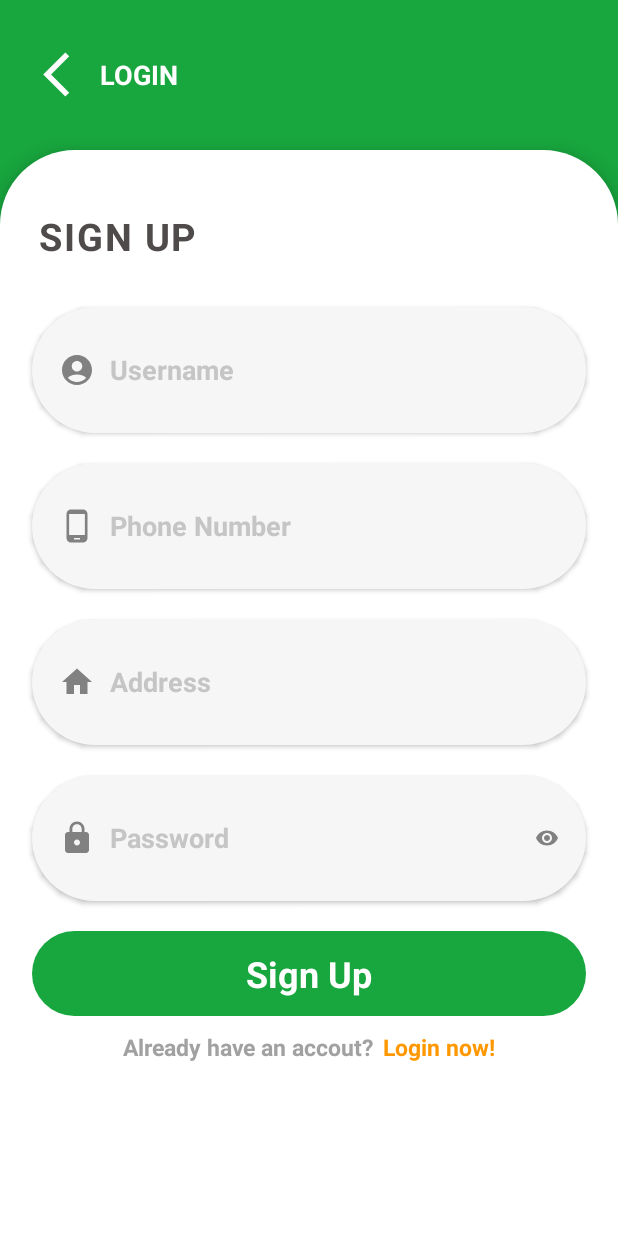
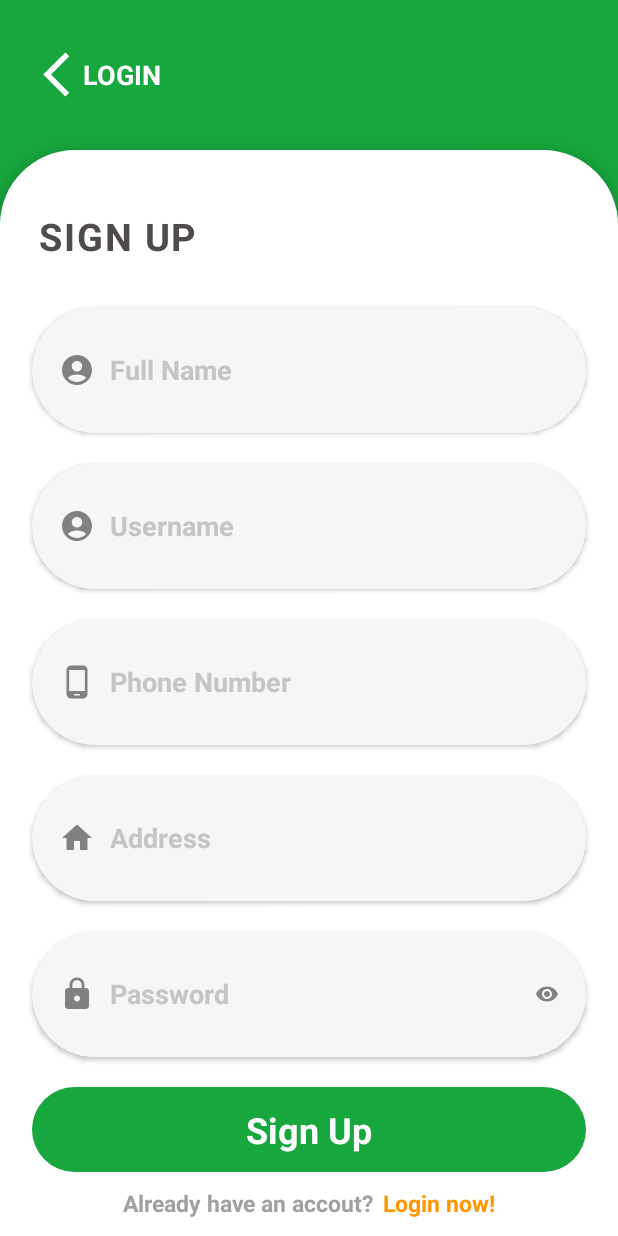
Before and after one commit to MinhPhucNguyen/AndroidProject_FoodDelivery, an Android app: the screen it shows after launch (LoginActivity), after a tap on "Sign up", on a phone screen of 412 x 824 dp. Run offline under Robolectric (Android 15) with nearby library versions, the phone set to English and light mode, and no system bars.

Commit message:
Up code login fix

```diff
--- a/app/src/main/AndroidManifest.xml
+++ b/app/src/main/AndroidManifest.xml
@@ -12,7 +12,9 @@
         android:supportsRtl="true"
         android:theme="@style/Theme.LoginScreen"
         tools:targetApi="31">
-
+        <activity
+            android:name=".Activity.GettingStartedActivity"
+            android:exported="false" />
         <activity
             android:name=".Activity.CartActivity"
             android:exported="false" />
@@ -22,7 +24,7 @@
         <activity
             android:name=".Activity.MainActivity"
             android:exported="true"
-            android:windowSoftInputMode="stateHidden"/>
+            android:windowSoftInputMode="stateHidden" />
         <activity
             android:name=".Activity.LoginActivity"
             android:exported="true"
--- a/app/src/main/res/layout/activity_cart.xml
+++ b/app/src/main/res/layout/activity_cart.xml
@@ -121,6 +121,7 @@
                             android:orientation="vertical">
 
                             <TextView
+                                android:id="@+id/cartUsername"
                                 android:layout_width="wrap_content"
                                 android:layout_height="wrap_content"
                                 android:text="Nguyen Minh Phuc"
--- a/app/src/main/res/layout/activity_login.xml
+++ b/app/src/main/res/layout/activity_login.xml
@@ -4,8 +4,8 @@
     xmlns:tools="http://schemas.android.com/tools"
     android:layout_width="match_parent"
     android:layout_height="match_parent"
-    tools:context=".Activity.LoginActivity"
-    android:background="@color/green">
+    android:background="@color/green"
+    tools:context=".Activity.LoginActivity">
 
 
     <LinearLayout
@@ -23,24 +23,31 @@
             android:id="@+id/backHomeBtn"
             android:layout_width="wrap_content"
             android:layout_height="match_parent"
-            android:textColor="@color/white"
-            android:text=""
-            android:textSize="18sp"
-            android:textStyle="bold"
-            android:textAllCaps="true"
-            android:gravity="center"
+            android:layout_gravity="center"
             android:layout_marginLeft="4dp"
             android:layout_weight="1"
             android:drawableLeft="@drawable/ic_back_login"
-            android:layout_gravity="center"/>
+            android:gravity="left|center"
+            android:text=""
+            android:textAllCaps="true"
+            android:textColor="@color/white"
+            android:textSize="18sp"
+            android:textStyle="bold" />
+
+        <LinearLayout
+            android:id="@+id/signupBtn2LinearLayout"
+            android:layout_width="wrap_content"
+            android:layout_height="wrap_content"
+            android:layout_gravity="center"
+            android:orientation="vertical">
 
             <TextView
                 android:id="@+id/signupBtn2"
-            android:layout_weight="10"
                 android:layout_width="wrap_content"
                 android:layout_height="wrap_content"
                 android:layout_gravity="center"
-            android:gravity="right"
+                android:layout_weight="10"
+                android:gravity="center"
                 android:letterSpacing="0.05"
                 android:paddingLeft="20dp"
                 android:paddingRight="20dp"
@@ -48,6 +55,19 @@
                 android:textColor="#FFA828"
                 android:textSize="22sp"
                 android:textStyle="bold" />
+
+            <View
+                android:id="@+id/signupBtn2Underline"
+                android:layout_width="80dp"
+                android:layout_height="2dp"
+                android:layout_gravity="right"
+                android:layout_marginTop="5dp"
+                android:layout_marginRight="20dp"
+                android:background="#FFA828" />
+
+        </LinearLayout>
+
+
     </LinearLayout>
 
     <!--    Login-->
@@ -55,6 +75,7 @@
         android:id="@+id/loginLayout"
         android:layout_width="match_parent"
         android:layout_height="match_parent"
+        android:layout_marginTop="100dp"
         android:background="@drawable/login_form_rounded"
         android:elevation="10dp"
         android:orientation="vertical"
@@ -63,16 +84,14 @@
         app:layout_constraintHorizontal_bias="0.571"
         app:layout_constraintStart_toStartOf="parent"
         app:layout_constraintTop_toTopOf="parent"
-        app:layout_constraintVertical_bias="0.0"
-        android:layout_marginTop="100dp"
-       >
+        app:layout_constraintVertical_bias="0.0">
 
         <TextView
             android:layout_width="match_parent"
             android:layout_height="wrap_content"
             android:layout_marginLeft="25dp"
+            android:layout_marginTop="40dp"
             android:layout_marginRight="25dp"
-            android:layout_marginTop="40dp"
             android:layout_marginBottom="30dp"
             android:fontFamily="sans-serif"
             android:letterSpacing="0.05"
@@ -87,21 +106,20 @@
             android:layout_height="wrap_content"
             android:layout_marginTop="30dp"
             android:orientation="vertical"
-            android:paddingRight="16dp"
-            android:paddingLeft="16dp">
+            android:paddingLeft="16dp"
+            android:paddingRight="16dp">
 
             <LinearLayout
                 android:layout_width="match_parent"
                 android:layout_height="wrap_content"
+                android:layout_marginLeft="5dp"
+                android:layout_marginRight="5dp"
                 android:layout_marginBottom="20dp"
                 android:background="@drawable/custom_bg_login"
+                android:elevation="2dp"
                 android:gravity="center"
                 android:orientation="horizontal"
-                android:padding="18dp"
-                android:layout_marginLeft="5dp"
-                android:layout_marginRight="5dp"
-                android:elevation="2dp"
-                >
+                android:padding="18dp">
 
                 <ImageView
                     android:layout_width="24dp"
@@ -118,8 +136,8 @@
                     android:inputType="text"
                     android:paddingStart="10dp"
                     android:paddingLeft="8dp"
+                    android:textColor="@color/black"
                     android:textColorHint="#C5C5C5"
-                    android:textColor="@color/black"
                     android:textSize="18sp"
                     android:textStyle="bold" />
             </LinearLayout>
@@ -127,13 +145,13 @@
             <LinearLayout
                 android:layout_width="match_parent"
                 android:layout_height="wrap_content"
+                android:layout_marginLeft="5dp"
+                android:layout_marginRight="5dp"
                 android:background="@drawable/custom_bg_login"
+                android:elevation="2dp"
                 android:gravity="center"
                 android:orientation="horizontal"
-                android:padding="18dp"
-                android:layout_marginLeft="5dp"
-                android:layout_marginRight="5dp"
-                android:elevation="2dp">
+                android:padding="18dp">
 
                 <ImageView
                     android:layout_width="24dp"
@@ -150,9 +168,9 @@
                     android:inputType="textPassword"
                     android:paddingStart="10dp"
                     android:paddingLeft="8dp"
+                    android:textColor="@color/black"
                     android:textColorHint="#C5C5C5"
                     android:textSize="18sp"
-                    android:textColor="@color/black"
                     android:textStyle="bold" />
 
                 <ImageView
@@ -168,16 +186,16 @@
                 android:id="@+id/loginBtn"
                 android:layout_width="match_parent"
                 android:layout_height="wrap_content"
+                android:layout_marginLeft="5dp"
                 android:layout_marginTop="30dp"
+                android:layout_marginRight="5dp"
                 android:background="@drawable/login_btn"
                 android:gravity="center"
                 android:padding="12dp"
-                android:layout_marginLeft="5dp"
-                android:layout_marginRight="5dp"
                 android:text="Login"
                 android:textColor="@color/white"
                 android:textSize="24dp"
-                android:textStyle="bold"/>
+                android:textStyle="bold" />
 
             <LinearLayout
                 android:layout_width="match_parent"
@@ -214,24 +232,24 @@
         android:id="@+id/signUpLayout"
         android:layout_width="match_parent"
         android:layout_height="match_parent"
+        android:layout_marginTop="100dp"
         android:background="@drawable/login_form_rounded"
+        android:elevation="10dp"
         android:orientation="vertical"
-        android:layout_marginTop="100dp"
+        android:paddingLeft="16dp"
+        android:paddingRight="16dp"
+        android:visibility="gone"
         app:layout_constraintBottom_toBottomOf="parent"
         app:layout_constraintEnd_toEndOf="parent"
         app:layout_constraintStart_toStartOf="parent"
-        app:layout_constraintTop_toBottomOf="@+id/linearLayout1"
-        android:elevation="10dp"
-        android:paddingRight="16dp"
-        android:paddingLeft="16dp"
-        android:visibility="gone">
+        app:layout_constraintTop_toBottomOf="@+id/linearLayout1">
 
         <TextView
             android:layout_width="match_parent"
             android:layout_height="wrap_content"
             android:layout_marginLeft="10dp"
+            android:layout_marginTop="40dp"
             android:layout_marginRight="10dp"
-            android:layout_marginTop="40dp"
             android:layout_marginBottom="30dp"
             android:fontFamily="sans-serif"
             android:letterSpacing="0.05"
@@ -244,14 +262,46 @@
         <LinearLayout
             android:layout_width="match_parent"
             android:layout_height="wrap_content"
-            android:background="@drawable/custom_bg_login"
-            android:orientation="horizontal"
-            android:padding="18dp"
-            android:gravity="center"
             android:layout_marginLeft="5dp"
             android:layout_marginRight="5dp"
+            android:layout_marginBottom="20dp"
+            android:background="@drawable/custom_bg_login"
             android:elevation="2dp"
-            android:layout_marginBottom="20dp">
+            android:gravity="center"
+            android:orientation="horizontal"
+            android:padding="18dp">
+
+            <ImageView
+                android:layout_width="24dp"
+                android:layout_height="24dp"
+                android:src="@drawable/ic_username" />
+
+            <EditText
+                android:id="@+id/txtFullNameRegister"
+                android:layout_width="279dp"
+                android:layout_height="48dp"
+                android:layout_weight="1"
+                android:background="@android:color/transparent"
+                android:hint="Full Name"
+                android:paddingStart="10dp"
+                android:paddingLeft="8dp"
+                android:textColor="@color/black"
+                android:textColorHint="#C5C5C5"
+                android:textSize="18sp"
+                android:textStyle="bold" />
+        </LinearLayout>
+
+        <LinearLayout
+            android:layout_width="match_parent"
+            android:layout_height="wrap_content"
+            android:layout_marginLeft="5dp"
+            android:layout_marginRight="5dp"
+            android:layout_marginBottom="20dp"
+            android:background="@drawable/custom_bg_login"
+            android:elevation="2dp"
+            android:gravity="center"
+            android:orientation="horizontal"
+            android:padding="18dp">
 
             <ImageView
                 android:layout_width="24dp"
@@ -263,28 +313,28 @@
                 android:layout_width="match_parent"
                 android:layout_height="48dp"
                 android:background="@android:color/transparent"
+                android:hint="Username"
+                android:importantForAutofill="no"
+                android:inputType="text"
                 android:paddingStart="10dp"
                 android:paddingLeft="8dp"
-                android:hint="Username"
-                android:textSize="18sp"
-                android:textStyle="bold"
                 android:textColor="@color/black"
                 android:textColorHint="#C5C5C5"
-                android:inputType="text"
-                android:importantForAutofill="no"/>
+                android:textSize="18sp"
+                android:textStyle="bold" />
         </LinearLayout>
 
         <LinearLayout
             android:layout_width="match_parent"
             android:layout_height="wrap_content"
-            android:background="@drawable/custom_bg_login"
-            android:orientation="horizontal"
-            android:padding="18dp"
-            android:gravity="center"
             android:layout_marginLeft="5dp"
             android:layout_marginRight="5dp"
+            android:layout_marginBottom="20dp"
+            android:background="@drawable/custom_bg_login"
             android:elevation="2dp"
-            android:layout_marginBottom="20dp">
+            android:gravity="center"
+            android:orientation="horizontal"
+            android:padding="18dp">
 
             <ImageView
                 android:layout_width="24dp"
@@ -296,29 +346,28 @@
                 android:layout_width="match_parent"
                 android:layout_height="48dp"
                 android:background="@android:color/transparent"
+                android:hint="Phone Number"
+                android:inputType="number"
+                android:maxLength="10"
                 android:paddingStart="10dp"
                 android:paddingLeft="8dp"
-                android:hint="Phone Number"
+                android:textColor="@color/black"
+                android:textColorHint="#C5C5C5"
                 android:textSize="18sp"
-                android:textStyle="bold"
-                android:textColorHint="#C5C5C5"
-                android:inputType="number"
-                android:textColor="@color/black"
-                android:maxLength="10"
-                />
+                android:textStyle="bold" />
         </LinearLayout>
 
         <LinearLayout
             android:layout_width="match_parent"
             android:layout_height="wrap_content"
-            android:background="@drawable/custom_bg_login"
-            android:orientation="horizontal"
-            android:padding="18dp"
-            android:gravity="center"
             android:layout_marginLeft="5dp"
             android:layout_marginRight="5dp"
+            android:layout_marginBottom="20dp"
+            android:background="@drawable/custom_bg_login"
             android:elevation="2dp"
-            android:layout_marginBottom="20dp">
+            android:gravity="center"
+            android:orientation="horizontal"
+            android:padding="18dp">
 
             <ImageView
                 android:layout_width="24dp"
@@ -330,28 +379,27 @@
                 android:layout_width="match_parent"
                 android:layout_height="48dp"
                 android:background="@android:color/transparent"
+                android:hint="Address"
+                android:maxLength="10"
                 android:paddingStart="10dp"
                 android:paddingLeft="8dp"
-                android:hint="Address"
+                android:textColor="@color/black"
+                android:textColorHint="#C5C5C5"
                 android:textSize="18sp"
-                android:textStyle="bold"
-                android:textColorHint="#C5C5C5"
-                android:textColor="@color/black"
-                android:maxLength="10"
-                />
+                android:textStyle="bold" />
         </LinearLayout>
 
         <LinearLayout
             android:layout_width="match_parent"
             android:layout_height="wrap_content"
-            android:background="@drawable/custom_bg_login"
-            android:orientation="horizontal"
-            android:padding="18dp"
-            android:gravity="center"
             android:layout_marginLeft="5dp"
             android:layout_marginRight="5dp"
+            android:layout_marginBottom="20dp"
+            android:background="@drawable/custom_bg_login"
             android:elevation="2dp"
-            android:layout_marginBottom="20dp">
+            android:gravity="center"
+            android:orientation="horizontal"
+            android:padding="18dp">
 
             <ImageView
                 android:layout_width="24dp"
@@ -368,8 +416,8 @@
                 android:inputType="textPassword"
                 android:paddingStart="10dp"
                 android:paddingLeft="8dp"
+                android:textColor="@color/black"
                 android:textColorHint="#C5C5C5"
-                android:textColor="@color/black"
                 android:textSize="18sp"
                 android:textStyle="bold" />
 
@@ -377,10 +425,11 @@
                 android:id="@+id/eye2"
                 android:layout_width="24dp"
                 android:layout_height="24dp"
-                android:src="@drawable/ic_eye"
                 android:paddingStart="8dp"
-                android:paddingLeft="8dp" />
+                android:paddingLeft="8dp"
+                android:src="@drawable/ic_eye" />
         </LinearLayout>
+
 
 
 
@@ -388,15 +437,15 @@
             android:id="@+id/signUpBtn"
             android:layout_width="match_parent"
             android:layout_height="wrap_content"
+            android:layout_marginLeft="5dp"
+            android:layout_marginRight="5dp"
             android:background="@drawable/login_btn"
             android:gravity="center"
             android:padding="12dp"
-            android:layout_marginLeft="5dp"
-            android:layout_marginRight="5dp"
             android:text="Sign Up"
             android:textColor="@color/white"
             android:textSize="24dp"
-            android:textStyle="bold"/>
+            android:textStyle="bold" />
 
         <LinearLayout
             android:layout_width="match_parent"
--- a/app/src/main/res/layout/activity_main.xml
+++ b/app/src/main/res/layout/activity_main.xml
@@ -51,7 +51,7 @@
                     app:layout_constraintTop_toTopOf="parent" />
 
                 <TextView
-                    android:id="@+id/textView2"
+                    android:id="@+id/txtAddressUser"
                     android:layout_width="wrap_content"
                     android:layout_height="wrap_content"
                     android:layout_marginTop="49dp"
```
Also changed, not shown: app/src/main/java/com/example/loginscreen/Activity/CartActivity.java (+8 -4 lines), app/src/main/java/com/example/loginscreen/Activity/GettingStartedActivity.java (added, +30 -0 lines), app/src/main/java/com/example/loginscreen/Activity/LoginActivity.java (+75 -32 lines), app/src/main/java/com/example/loginscreen/Activity/MainActivity.java (+9 -0 lines), app/src/main/java/com/example/loginscreen/DBHelper/DBHelper.java (+44 -19 lines), app/src/main/java/com/example/loginscreen/Domain/models/User.java (+65 -1 lines), app/src/main/res/layout/activity_getting_started.xml (added, +32 -0 lines). Lines whose indentation alone changed are shown as unchanged.
